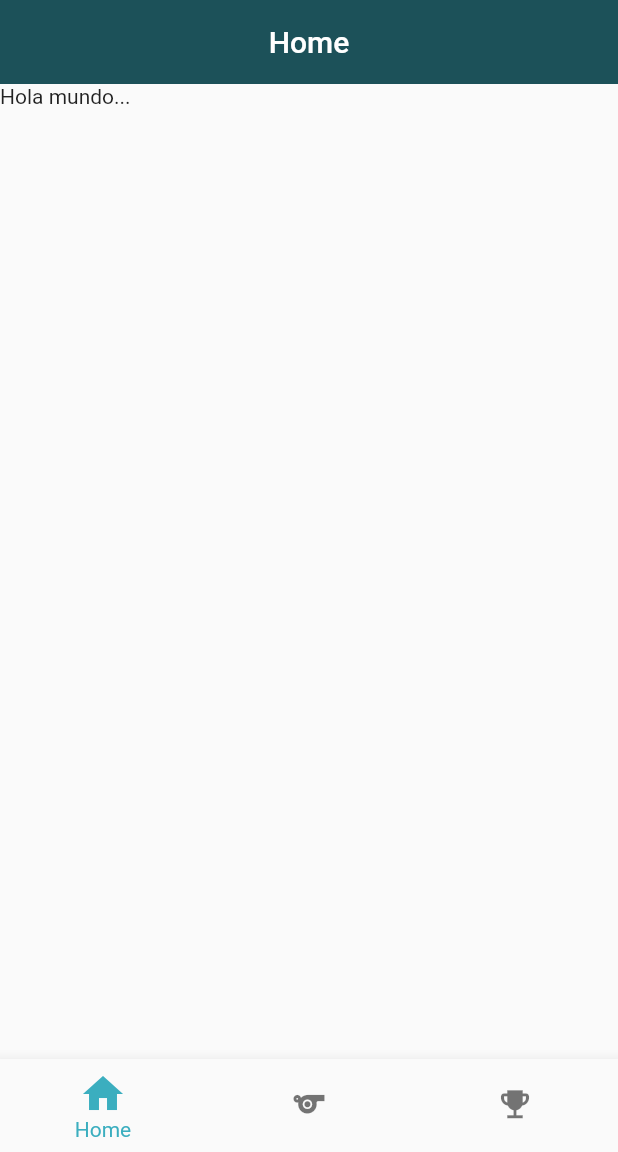
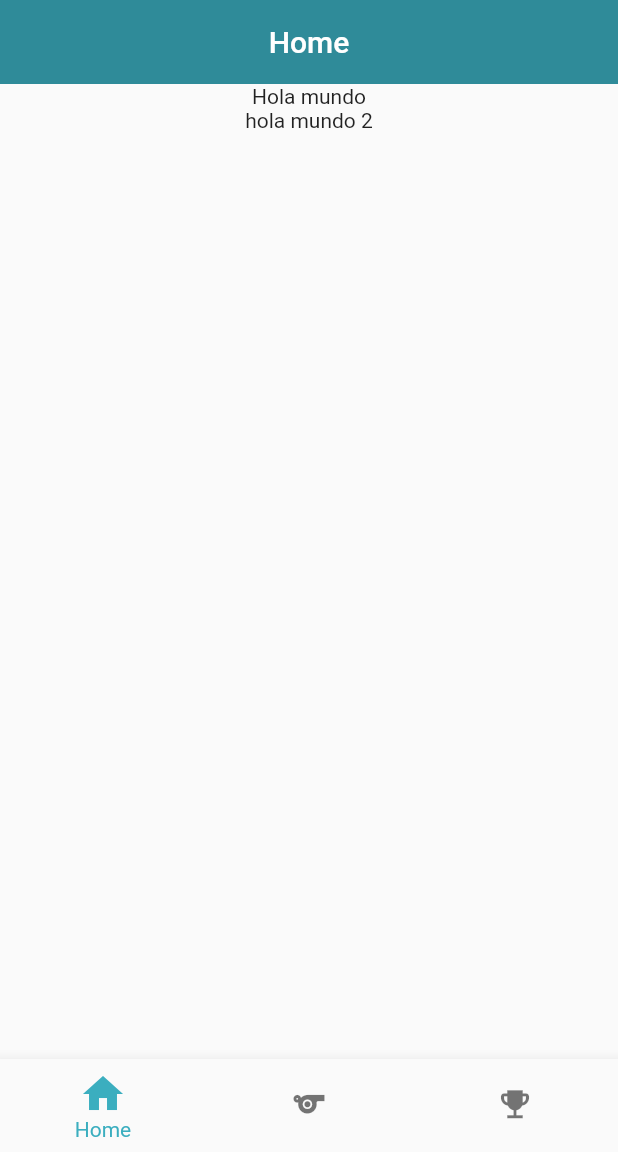
Before and after one commit to Balam2001/ProyectoDart, a Flutter app: the screen it shows after launch, on a phone screen of 412 x 824 dp, the part 84-1236 px from its top. Run offline on Flutter 3.47's test engine with Material 2 defaults, Android fonts, the phone set to English and light mode, and no system bars.

Commit message:
Otros cambios

```diff
--- a/lib/screens/home_screen.dart
+++ b/lib/screens/home_screen.dart
@@ -1,5 +1,6 @@
 
 import 'package:flutter/material.dart';
+import 'package:merceria_fat/themes/app_theme.dart';
 
 class HomeScreen extends StatelessWidget {
   const HomeScreen({Key? key}) : super(key: key);
@@ -11,13 +12,28 @@ class HomeScreen extends StatelessWidget {
     return  Scaffold(
         appBar: AppBar(
         title: const Text('Home'),
-        backgroundColor: colorbarra,
+        backgroundColor: AppTheme.primaryColor,
         centerTitle: true,
         ),
 
 
-        body: const Text(
-          'Hola mundo...'
+        body:
+        ListView(
+          children: <Widget>[
+            Column(
+              mainAxisAlignment: MainAxisAlignment.spaceEvenly,
+              children: const <Widget>[
+                Text('Hola mundo')
+              ],
+            ),
+            Column(
+              mainAxisAlignment: MainAxisAlignment.spaceEvenly,
+              children: const <Widget>[
+                Text('hola mundo 2'),
+                Text('')
+              ],
+            )
+          ],
         )
 
     );
--- a/lib/screens/login_screen.dart
+++ b/lib/screens/login_screen.dart
@@ -93,7 +93,7 @@ class LoginScreen extends StatelessWidget {
                     const SizedBox(height: 60.0,),
                     InkWell(
                       onTap: (){
-                        Navigator.pushNamed(context, 'home');
+                        Navigator.pop(context);
                       },
                       child: Container(
                         child: Row(
--- a/lib/themes/app_theme.dart
+++ b/lib/themes/app_theme.dart
@@ -18,5 +18,14 @@ class AppTheme{
     appBarTheme: AppBarTheme(
       backgroundColor: primaryColor,
       centerTitle: false,
-      elevation: globalElevation));
+      elevation: globalElevation),
+      inputDecorationTheme: InputDecorationTheme(
+        iconColor: primaryColor,
+        prefixIconColor: primaryColor,
+        labelStyle: TextStyle(color: primaryColor),
+        border: const OutlineInputBorder(
+          borderRadius: BorderRadius.only(bottomLeft: Radius.circular(10),topRight: Radius.circular(10))
+        )
+
+      ));
 }
```
Also changed, not shown: lib/screens/club_screen.dart (+8 -11 lines), lib/screens/clubes_screen.dart (+4 -4 lines).
